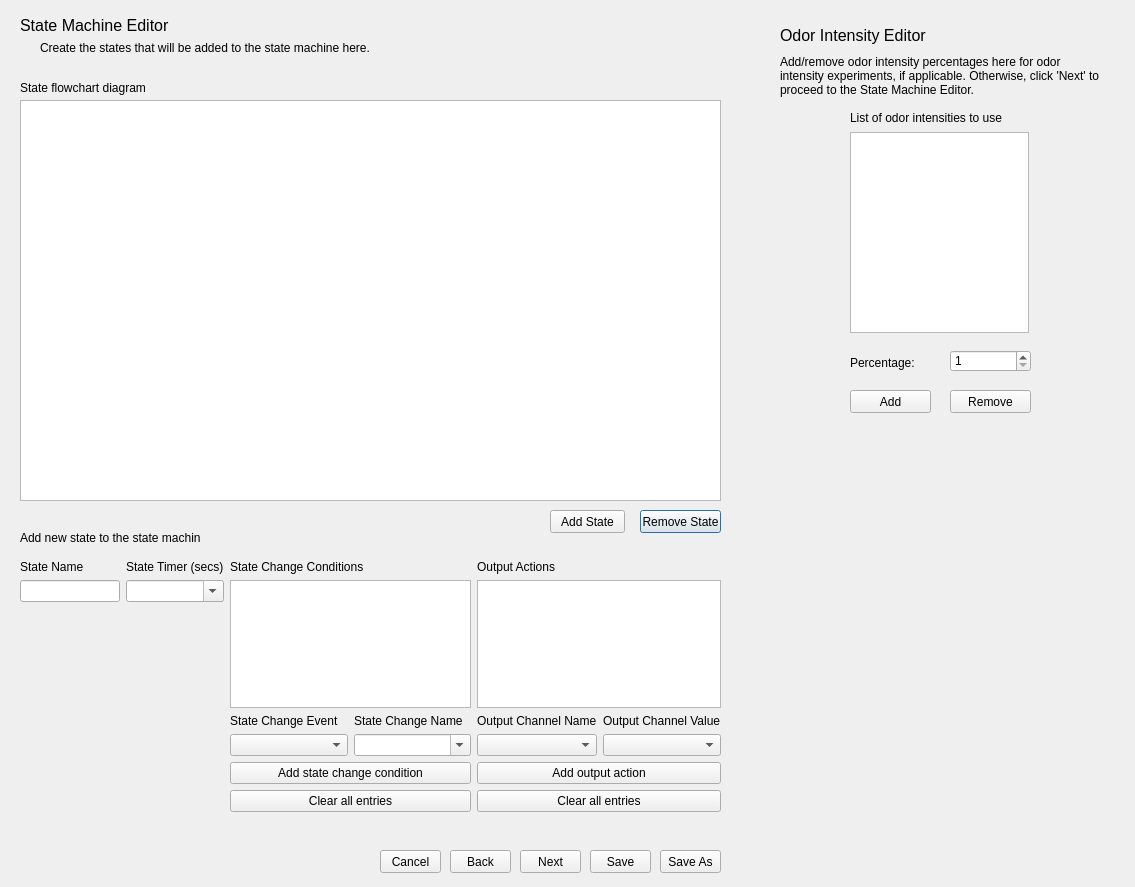
Qt form protocol_editor_dialog.ui (olfa-lab/PyBpodGUI) before a commit.
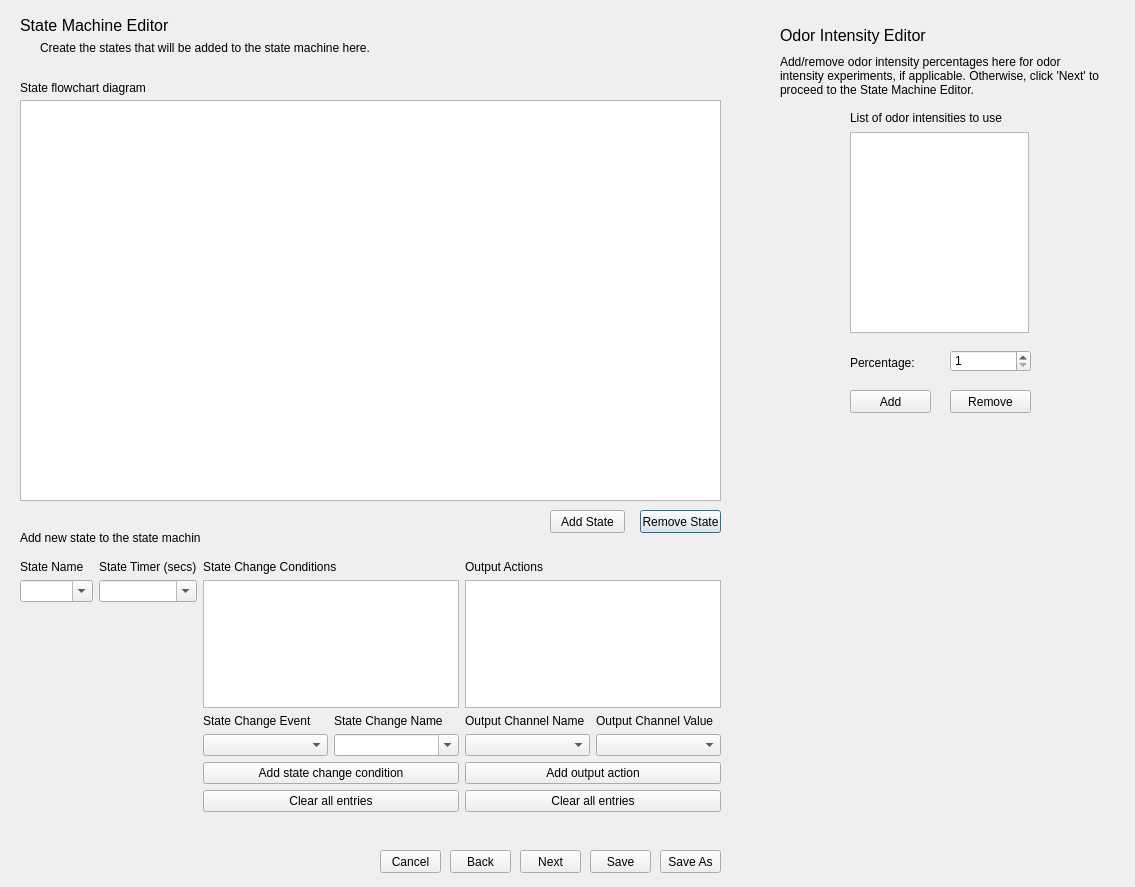
The same form after that commit.

Commit message: added Olfactometer output action and fixed combobox issue not selecting when edited textually

Diff of the .ui file:
```diff
--- a/protocol_editor_dialog.ui
+++ b/protocol_editor_dialog.ui
@@ -117,9 +117,6 @@
        </property>
       </widget>
      </item>
-     <item row="1" column="0" alignment="Qt::AlignTop">
-      <widget class="QLineEdit" name="stateNameLineEdit"/>
-     </item>
      <item row="1" column="5" colspan="2">
       <widget class="QListWidget" name="outputActionsListWidget"/>
      </item>
@@ -184,6 +181,13 @@
        </property>
       </widget>
      </item>
+     <item row="1" column="0" alignment="Qt::AlignTop">
+      <widget class="QComboBox" name="stateNameComboBox">
+       <property name="editable">
+        <bool>true</bool>
+       </property>
+      </widget>
+     </item>
     </layout>
    </widget>
    <widget class="QLabel" name="stateFlowchartLabel">
```
Left out of the diff: 26 changed lines with no effect on the pictures. The commit also changes 2 other files.
